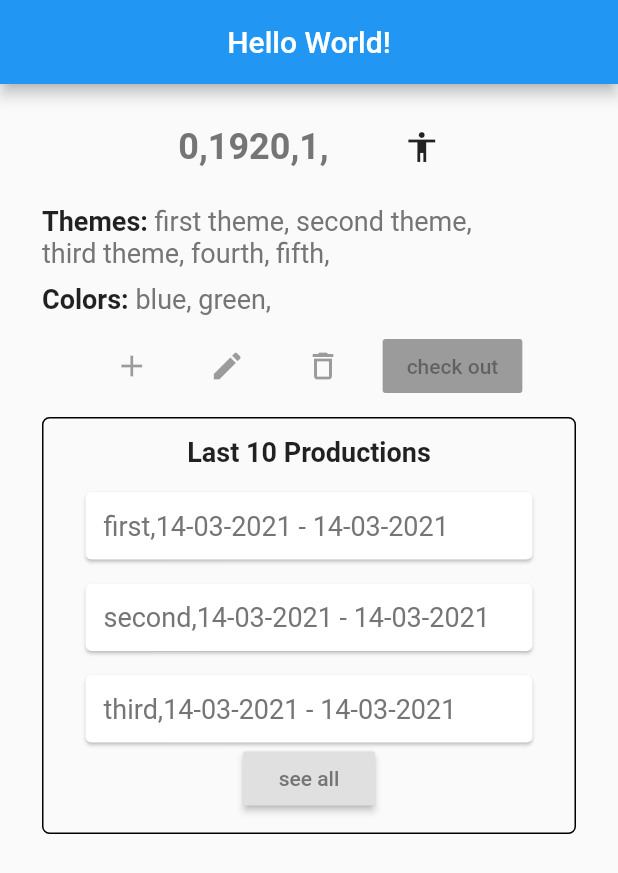
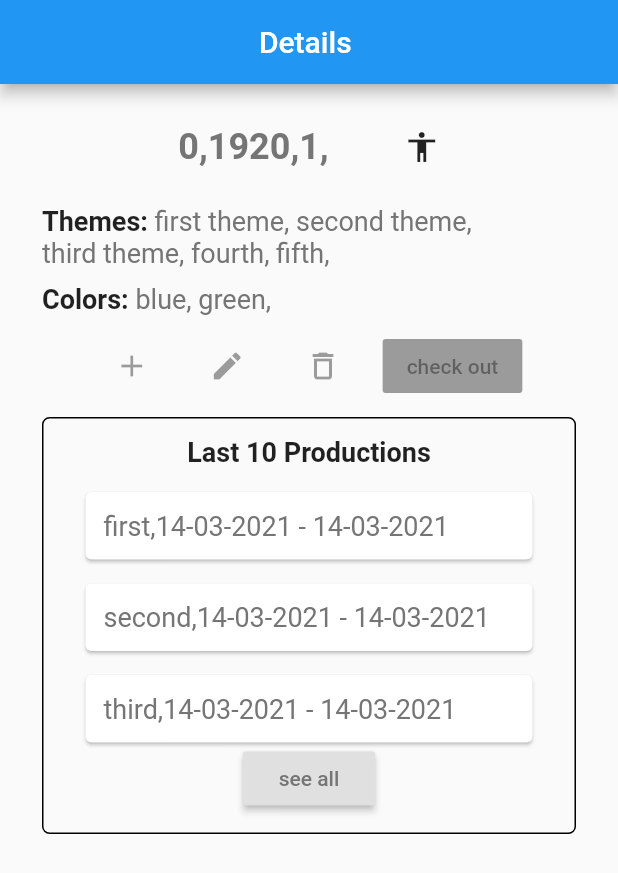
Before and after one commit to Gnutz/dcp-flutter-app, a Flutter app: the screen it shows after launch, on a phone screen of 412 x 824 dp. Shown: the top 873 px of the screen. Run offline on Flutter 3.47's test engine with Material 2 defaults, Android fonts, the phone set to English and light mode, and no system bars; generated files the repository leaves out were written again.

Commit message:
refactored pages a bit

```diff
--- /dev/null
+++ b/lib/details_page.dart
@@ -0,0 +1,145 @@
+import 'package:digtial_costume_platform/production_card.dart';
+import 'package:flutter/cupertino.dart';
+import 'package:flutter/material.dart';
+import 'package:flutter_gen/gen_l10n/app_localizations.dart';
+
+import 'costume.dart';
+
+class DetailsPage extends StatelessWidget {
+  final Costume costume;
+
+  DetailsPage({this.costume});
+
+  IconData fashionToIcon(Fashion fashion) {
+    switch (fashion) {
+      case Fashion.Mens:
+        return Icons.accessibility_outlined;
+      case Fashion.Womens:
+        return Icons.accessible_forward_sharp;
+      default:
+        return null;
+    }
+  }
+
+  @override
+  Widget build(BuildContext context) {
+    return Container(
+      margin: EdgeInsets.fromLTRB(16.0, 16.0, 16.0, 0),
+      child: Padding(
+        padding: const EdgeInsets.all(12.0),
+        child: Column(
+          crossAxisAlignment: CrossAxisAlignment.stretch,
+          children: <Widget>[
+            //Banner of id, time period, quantity and gender marker
+            Row(mainAxisAlignment: MainAxisAlignment.center, children: <Widget>[
+              Text('${costume.id},',
+                  style: TextStyle(
+                      fontSize: 24.0,
+                      color: Colors.grey[600],
+                      fontWeight: FontWeight.bold)),
+              Text('${costume.timeperiod},',
+                  style: TextStyle(
+                      fontSize: 24.0,
+                      color: Colors.grey[600],
+                      fontWeight: FontWeight.bold)),
+              Text('${costume.quantity.toString()},',
+                  style: TextStyle(
+                      fontSize: 24.0,
+                      color: Colors.grey[600],
+                      fontWeight: FontWeight.bold)),
+              SizedBox(width: 50.0),
+              Icon(fashionToIcon(costume.fashion))
+            ]),
+
+            // Colors and themes, secondary information
+            SizedBox(height: 25.0),
+            Column(
+              crossAxisAlignment: CrossAxisAlignment.stretch,
+              children: <Widget>[
+                Wrap(children: [
+                  Text(
+                    '${AppLocalizations.of(context).themes}: ',
+                    style:
+                        TextStyle(fontSize: 18.0, fontWeight: FontWeight.bold),
+                  ),
+                  ...(costume.themes
+                      .map<Widget>((theme) => Text(
+                            '$theme, ',
+                            style: TextStyle(
+                                fontSize: 18.0, color: Colors.grey[600]),
+                          ))
+                      .toList()),
+                ]),
+                SizedBox(height: 10.0),
+                Wrap(children: [
+                  Text(
+                    '${AppLocalizations.of(context).colors}: ',
+                    style:
+                        TextStyle(fontSize: 18.0, fontWeight: FontWeight.bold),
+                  ),
+                  ...(costume.colors
+                      .map<Widget>((color) => Text(
+                            '$color, ',
+                            style: TextStyle(
+                                fontSize: 18.0, color: Colors.grey[600]),
+                          ))
+                      .toList())
+                ]),
+              ],
+            ),
+            SizedBox(height: 10.0),
+
+            // user operations
+            //TODO: needs to change depending on user dependency injection
+            Row(
+              mainAxisAlignment: MainAxisAlignment.spaceBetween,
+              children: [
+                SizedBox(width: 20.0),
+                IconButton(icon: Icon(Icons.add), onPressed: null),
+                IconButton(icon: Icon(Icons.edit), onPressed: null),
+                IconButton(icon: Icon(Icons.delete_outline), onPressed: null),
+                RaisedButton(
+                    onPressed: null,
+                    child: Text(AppLocalizations.of(context).checkOut)),
+                SizedBox(width: 20.0),
+              ],
+            ),
+            SizedBox(height: 10.0),
+
+            //Productions:
+            Container(
+              decoration: BoxDecoration(
+                  border: Border.all(width: 1),
+                  borderRadius: BorderRadius.all(Radius.circular(5.0))),
+              child: Padding(
+                padding: const EdgeInsets.all(12.0),
+                child: Column(children: [
+                  Text(
+                    AppLocalizations.of(context).productionLastTen,
+                    style:
+                        TextStyle(fontSize: 18.0, fontWeight: FontWeight.bold),
+                  ),
+                  Column(children: [
+                    ...(costume.productions
+                        .map<Widget>((production) =>
+                            ProductionCard(production: production))
+                        .toList()),
+                    RaisedButton(
+                        onPressed: () {},
+                        child: Text(AppLocalizations.of(context).seeAll,
+                            style: TextStyle(
+                                fontSize: 14.0, color: Colors.grey[600])))
+                    //TODO: Add link to fetch all productions
+                  ]),
+                ]),
+              ),
+            )
+
+            //TODO: Add images section
+            //FloatingActionButton(onPressed: null)
+          ],
+        ),
+      ),
+    );
+  }
+}
--- a/lib/main.dart
+++ b/lib/main.dart
@@ -1,8 +1,9 @@
-import 'package:digtial_costume_platform/Costume.dart';
+import 'package:digtial_costume_platform/costume.dart';
 import 'package:flutter/cupertino.dart';
 import 'package:flutter/material.dart';
 import 'package:flutter_gen/gen_l10n/app_localizations.dart';
-import 'package:intl/intl.dart';
+
+import 'details_page.dart';
 
 void main() => runApp(MaterialApp(
       localizationsDelegates: AppLocalizations.localizationsDelegates,
@@ -16,19 +17,8 @@ class CostumeDetail extends StatefulWidget {
 }
 
 class _CostumeDetailState extends State<CostumeDetail> {
-  IconData fashionToIcon(Fashion fashion) {
-    switch (fashion) {
-      case Fashion.Mens:
-        return Icons.accessibility_outlined;
-      case Fashion.Womens:
-        return Icons.accessible_forward_sharp;
-      default:
-        return null;
-    }
-  }
 
-  List<Costume> costumes = [
-    Costume(
+  Costume costume = Costume(
     id: "0",
     fashion: Fashion.Mens,
     timeperiod: "1920",
@@ -40,165 +30,22 @@ class _CostumeDetailState extends State<CostumeDetail> {
       Production(
           title: "first", startDate: DateTime.now(), endDate: DateTime.now()),
       Production(
-            title: "second",
-            startDate: DateTime.now(),
-            endDate: DateTime.now()),
+          title: "second", startDate: DateTime.now(), endDate: DateTime.now()),
       Production(
           title: "third", startDate: DateTime.now(), endDate: DateTime.now())
     ],
     storageLocation: "Lille garderobe - 13",
-    )
-  ];
-
-  Widget costumeTemplate(costume, BuildContext context) {
-    return Container(
-      margin: EdgeInsets.fromLTRB(16.0, 16.0, 16.0, 0),
-      child: Padding(
-        padding: const EdgeInsets.all(12.0),
-        child: Column(
-          crossAxisAlignment: CrossAxisAlignment.stretch,
-          children: <Widget>[
-            //Banner of id, time period, quantity and gender marker
-            Row(mainAxisAlignment: MainAxisAlignment.center, children: <Widget>[
-              Text('${costume.id},',
-                  style: TextStyle(
-                      fontSize: 24.0,
-                      color: Colors.grey[600],
-                      fontWeight: FontWeight.bold)),
-              Text('${costume.timeperiod},',
-                  style: TextStyle(
-                      fontSize: 24.0,
-                      color: Colors.grey[600],
-                      fontWeight: FontWeight.bold)),
-              Text('${costume.quantity.toString()},',
-                  style: TextStyle(
-                      fontSize: 24.0,
-                      color: Colors.grey[600],
-                      fontWeight: FontWeight.bold)),
-              SizedBox(width: 50.0),
-              Icon(fashionToIcon(costume.fashion))
-            ]),
-
-            // Colors and themes, secondary information
-            SizedBox(height: 25.0),
-            Column(
-              crossAxisAlignment: CrossAxisAlignment.stretch,
-              children: <Widget>[
-                Wrap(children: [
-                  Text(
-                    '${AppLocalizations.of(context).themes}: ',
-                    style:
-                        TextStyle(fontSize: 18.0, fontWeight: FontWeight.bold),
-                  ),
-                  ...(costume.themes
-                      .map<Widget>((theme) => textTemplate(theme))
-                      .toList()),
-                ]),
-                SizedBox(height: 10.0),
-                Wrap(children: [
-                  Text(
-                    '${AppLocalizations.of(context).colors}: ',
-                    style:
-                        TextStyle(fontSize: 18.0, fontWeight: FontWeight.bold),
-                  ),
-                  ...(costume.colors
-                      .map<Widget>((color) => textTemplate(color))
-                      .toList())
-                ]),
-              ],
-            ),
-            SizedBox(height: 10.0),
-
-            // user operations
-            //TODO: needs to change depending on user dependency injection
-            Row(
-              mainAxisAlignment: MainAxisAlignment.spaceBetween,
-              children: [
-                SizedBox(width: 20.0),
-                IconButton(icon: Icon(Icons.add), onPressed: null),
-                IconButton(icon: Icon(Icons.edit), onPressed: null),
-                IconButton(icon: Icon(Icons.delete_outline), onPressed: null),
-                RaisedButton(
-                    onPressed: null,
-                    child: Text(AppLocalizations.of(context).checkOut)),
-                SizedBox(width: 20.0),
-              ],
-            ),
-            SizedBox(height: 10.0),
-
-            //Productions:
-            Container(
-              decoration: BoxDecoration(
-                  border: Border.all(width: 1),
-                  borderRadius: BorderRadius.all(Radius.circular(5.0))),
-              child: Padding(
-                padding: const EdgeInsets.all(12.0),
-                child: Column(children: [
-                  Text(
-                    AppLocalizations.of(context).productionLastTen,
-                    style:
-                        TextStyle(fontSize: 18.0, fontWeight: FontWeight.bold),
-                  ),
-                  Column(children: [
-                    ...(costume.productions
-                        .map<Widget>(
-                            (production) => productionTemplate(production))
-                        .toList()),
-                    RaisedButton(
-                        onPressed: () {},
-                        child: Text(AppLocalizations.of(context).seeAll,
-                            style: TextStyle(
-                                fontSize: 14.0, color: Colors.grey[600])))
-                    //TODO: Add link to fetch all productions
-                  ]),
-                ]),
-              ),
-            )
-
-            //TODO: Add images section
-            //FloatingActionButton(onPressed: null)
-          ],
-        ),
-      ),
-    );
-  }
-
-  //wrapper function for creating Text list
-  Widget textTemplate(String text) => Text(
-        '$text, ',
-        style: TextStyle(fontSize: 18.0, color: Colors.grey[600]),
-      );
-
-  Widget productionTemplate(Production production) => Card(
-        margin: EdgeInsets.fromLTRB(16.0, 16.0, 16.0, 0),
-        child: Padding(
-          padding: const EdgeInsets.all(12.0),
-          child: Row(
-            children: [
-              Text('${production.title},',
-                  style: TextStyle(fontSize: 18.0, color: Colors.grey[600])),
-              Text(DateFormat('dd-MM-yyyy').format(production.startDate),
-                  style: TextStyle(fontSize: 18.0, color: Colors.grey[600])),
-              Text(' - ',
-                  style: TextStyle(fontSize: 18.0, color: Colors.grey[600])),
-              Text(DateFormat('dd-MM-yyyy').format(production.endDate),
-                  style: TextStyle(fontSize: 18.0, color: Colors.grey[600])),
-            ],
-          ),
-        ),
   );
 
   @override
   Widget build(BuildContext context) {
     return Scaffold(
         appBar: AppBar(
-        title: Text(AppLocalizations.of(context).helloWorld),
+          title: Text(AppLocalizations.of(context).costumeDetailsFor('')),
           centerTitle: true,
         ),
-      body: Column(
-          children: costumes
-              .map((costume) => costumeTemplate(costume, context))
-              .toList()),
-    );
+        body: DetailsPage(
+          costume: costume,
+        ));
   }
 }
--- /dev/null
+++ b/lib/production_card.dart
@@ -0,0 +1,33 @@
+import 'package:flutter/cupertino.dart';
+import 'package:flutter/material.dart';
+import 'package:intl/intl.dart';
+
+import 'costume.dart';
+
+class ProductionCard extends StatelessWidget {
+  final Production production;
+
+  ProductionCard({this.production});
+
+  @override
+  Widget build(BuildContext context) {
+    return Card(
+      margin: EdgeInsets.fromLTRB(16.0, 16.0, 16.0, 0),
+      child: Padding(
+        padding: const EdgeInsets.all(12.0),
+        child: Row(
+          children: [
+            Text('${production.title},',
+                style: TextStyle(fontSize: 18.0, color: Colors.grey[600])),
+            Text(DateFormat('dd-MM-yyyy').format(production.startDate),
+                style: TextStyle(fontSize: 18.0, color: Colors.grey[600])),
+            Text(' - ',
+                style: TextStyle(fontSize: 18.0, color: Colors.grey[600])),
+            Text(DateFormat('dd-MM-yyyy').format(production.endDate),
+                style: TextStyle(fontSize: 18.0, color: Colors.grey[600])),
+          ],
+        ),
+      ),
+    );
+  }
+}
```
Also changed, not shown: lib/costume.dart (renamed from lib/Costume.dart). Lines whose indentation alone changed are shown as unchanged.
